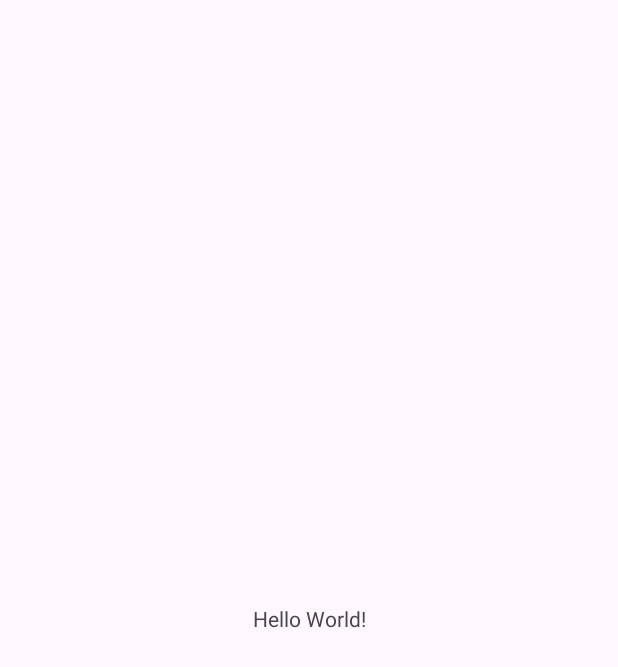
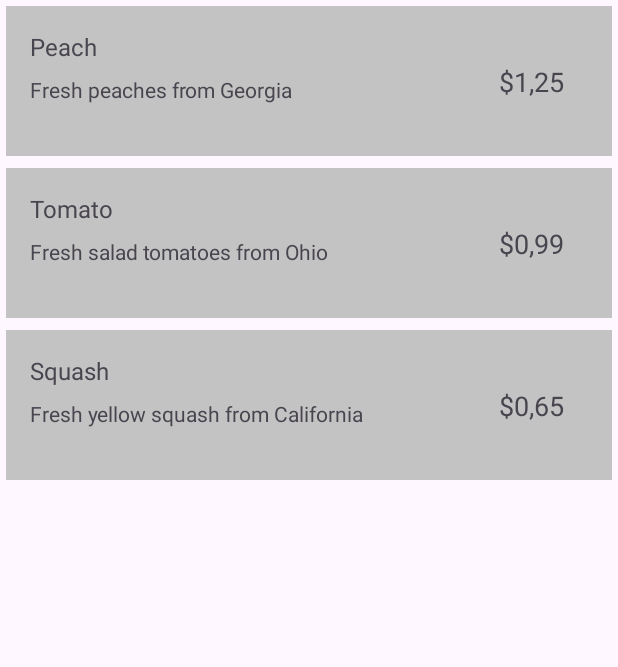
Before and after one commit to JoonaNiemenmaa/mobile-dev-skills, an Android app: the screen it shows after launch (MainActivity), on a phone screen of 412 x 824 dp. Before the commit the part shown is almost empty. Shown: the top 667 px of the screen. Run offline under Robolectric (Android 15) with nearby library versions, the phone set to English and light mode, and no system bars.

Commit message:
- Implemented a recyclerview to display items in a list

```diff
--- /dev/null
+++ b/ListApp/app/src/main/java/com/example/listapp/ListAdapter.java
@@ -0,0 +1,66 @@
+package com.example.listapp;
+
+import android.view.LayoutInflater;
+import android.view.View;
+import android.view.ViewGroup;
+import android.widget.TextView;
+
+import androidx.annotation.NonNull;
+import androidx.recyclerview.widget.RecyclerView;
+
+public class ListAdapter extends RecyclerView.Adapter<ListAdapter.ListViewHolder> {
+
+    private String[] names;
+    private String[] prices;
+    private String[] descriptions;
+
+    public ListAdapter(String[] names, String[] prices, String[] descriptions) {
+        this.names = names;
+        this.prices = prices;
+        this.descriptions = descriptions;
+    }
+
+    @NonNull
+    @Override
+    public ListViewHolder onCreateViewHolder(@NonNull ViewGroup parent, int viewType) {
+        View view = LayoutInflater.from(parent.getContext()).inflate(R.layout.recycler_view_layout, parent, false);
+        return new ListViewHolder(view);
+    }
+
+    @Override
+    public void onBindViewHolder(@NonNull ListViewHolder holder, int position) {
+        holder.getNameText().setText(names[position]);
+        holder.getPriceText().setText(prices[position]);
+        holder.getDescriptionText().setText(descriptions[position]);
+    }
+
+    @Override
+    public int getItemCount() {
+        return names.length;
+    }
+
+    public static class ListViewHolder extends RecyclerView.ViewHolder {
+        final private TextView name_text;
+        final private TextView description_text;
+        final private TextView price_text;
+        public ListViewHolder(@NonNull View itemView) {
+            super(itemView);
+
+            name_text = itemView.findViewById(R.id.itemNameText);
+            description_text = itemView.findViewById(R.id.itemDescriptionText);
+            price_text = itemView.findViewById(R.id.itemPriceText);
+        }
+
+        public TextView getNameText() {
+            return name_text;
+        }
+
+        public TextView getDescriptionText() {
+            return description_text;
+        }
+
+        public TextView getPriceText() {
+            return price_text;
+        }
+    }
+}
--- a/ListApp/app/src/main/java/com/example/listapp/MainActivity.java
+++ b/ListApp/app/src/main/java/com/example/listapp/MainActivity.java
@@ -1,12 +1,11 @@
 package com.example.listapp;
 
+import android.content.res.Resources;
 import android.os.Bundle;
 
-import androidx.activity.EdgeToEdge;
 import androidx.appcompat.app.AppCompatActivity;
-import androidx.core.graphics.Insets;
-import androidx.core.view.ViewCompat;
-import androidx.core.view.WindowInsetsCompat;
+import androidx.recyclerview.widget.LinearLayoutManager;
+import androidx.recyclerview.widget.RecyclerView;
 
 public class MainActivity extends AppCompatActivity {
 
@@ -14,5 +13,17 @@ public class MainActivity extends AppCompatActivity {
     protected void onCreate(Bundle savedInstanceState) {
         super.onCreate(savedInstanceState);
         setContentView(R.layout.activity_main);
+
+        Resources res = getApplicationContext().getResources();
+
+        String[] names = res.getStringArray(R.array.Items);
+        String[] prices = res.getStringArray(R.array.Prices);
+        String[] descriptions = res.getStringArray(R.array.Descriptions);
+
+
+        RecyclerView items = findViewById(R.id.itemsRecyclerView);
+        items.setLayoutManager(new LinearLayoutManager(this));
+        items.setAdapter(new ListAdapter(names, prices, descriptions));
+
     }
 }
--- a/ListApp/app/src/main/res/layout/activity_main.xml
+++ b/ListApp/app/src/main/res/layout/activity_main.xml
@@ -7,13 +7,11 @@
     android:layout_height="match_parent"
     tools:context=".MainActivity">
 
-    <TextView
-        android:layout_width="wrap_content"
+    <androidx.recyclerview.widget.RecyclerView
+        android:id="@+id/itemsRecyclerView"
+        android:layout_width="match_parent"
         android:layout_height="wrap_content"
-        android:text="Hello World!"
-        app:layout_constraintBottom_toBottomOf="parent"
         app:layout_constraintEnd_toEndOf="parent"
         app:layout_constraintStart_toStartOf="parent"
         app:layout_constraintTop_toTopOf="parent" />
-
 </androidx.constraintlayout.widget.ConstraintLayout>
--- /dev/null
+++ b/ListApp/app/src/main/res/layout/recycler_view_layout.xml
@@ -0,0 +1,49 @@
+<?xml version="1.0" encoding="utf-8"?>
+<FrameLayout xmlns:android="http://schemas.android.com/apk/res/android"
+    xmlns:app="http://schemas.android.com/apk/res-auto"
+    xmlns:tools="http://schemas.android.com/tools"
+    android:layout_width="match_parent"
+    android:layout_height="100dp"
+    android:layout_marginLeft="4dp"
+    android:layout_marginTop="4dp"
+    android:layout_marginRight="4dp"
+    android:layout_marginBottom="4dp">
+
+    <androidx.constraintlayout.widget.ConstraintLayout
+        android:layout_width="match_parent"
+        android:layout_height="match_parent"
+        android:background="#C3C3C3">
+
+        <TextView
+            android:id="@+id/itemNameText"
+            android:layout_width="wrap_content"
+            android:layout_height="wrap_content"
+            android:layout_marginStart="16dp"
+            android:layout_marginTop="16dp"
+            android:text="Name"
+            android:textSize="16sp"
+            app:layout_constraintStart_toStartOf="parent"
+            app:layout_constraintTop_toTopOf="parent" />
+
+        <TextView
+            android:id="@+id/itemDescriptionText"
+            android:layout_width="wrap_content"
+            android:layout_height="wrap_content"
+            android:layout_marginStart="16dp"
+            android:layout_marginTop="8dp"
+            android:text="Description"
+            app:layout_constraintStart_toStartOf="parent"
+            app:layout_constraintTop_toBottomOf="@+id/itemNameText" />
+
+        <TextView
+            android:id="@+id/itemPriceText"
+            android:layout_width="wrap_content"
+            android:layout_height="wrap_content"
+            android:layout_marginEnd="32dp"
+            android:text="$Price"
+            android:textSize="18sp"
+            app:layout_constraintBottom_toBottomOf="parent"
+            app:layout_constraintEnd_toEndOf="parent"
+            app:layout_constraintTop_toTopOf="parent" />
+    </androidx.constraintlayout.widget.ConstraintLayout>
+</FrameLayout>
--- a/ListApp/app/src/main/res/values/strings.xml
+++ b/ListApp/app/src/main/res/values/strings.xml
@@ -1,3 +1,18 @@
 <resources>
     <string name="app_name">ListApp</string>
+    <string-array name="Items">
+        <item>Peach</item>
+        <item>Tomato</item>
+        <item>Squash</item>
+    </string-array>
+    <string-array name="Prices">
+        <item>$1,25</item>
+        <item>$0,99</item>
+        <item>$0,65</item>
+    </string-array>
+    <string-array name="Descriptions">
+        <item>Fresh peaches from Georgia</item>
+        <item>Fresh salad tomatoes from Ohio</item>
+        <item>Fresh yellow squash from California</item>
+    </string-array>
 </resources>
```
Also changed, not shown: 1 other file.
